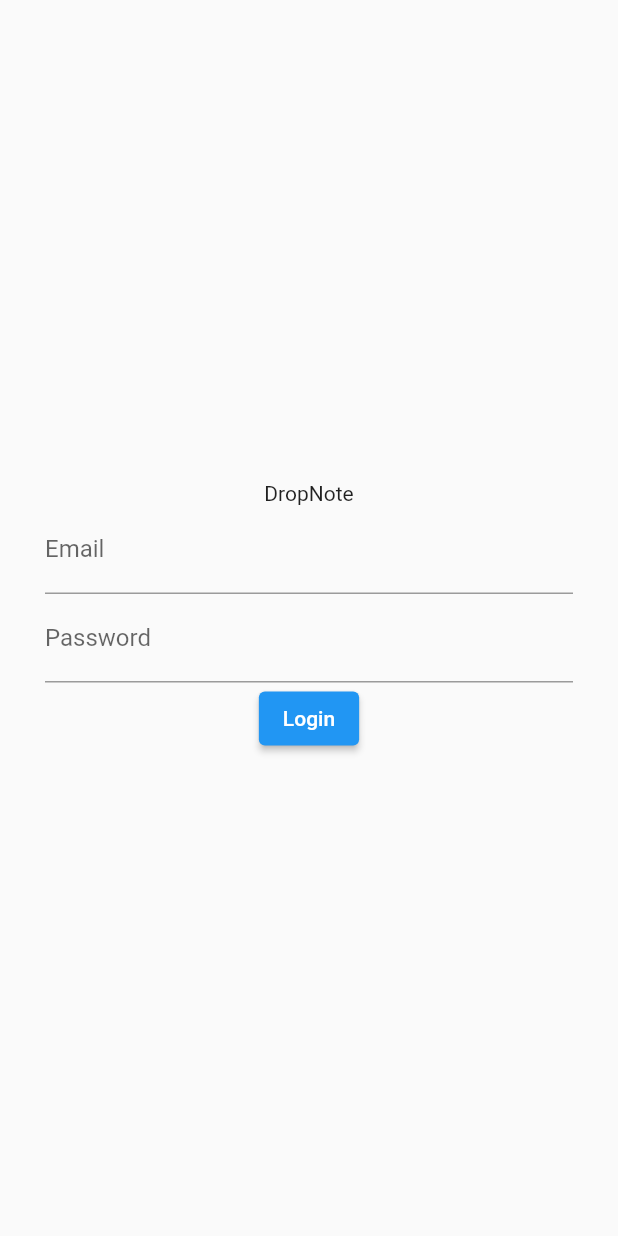
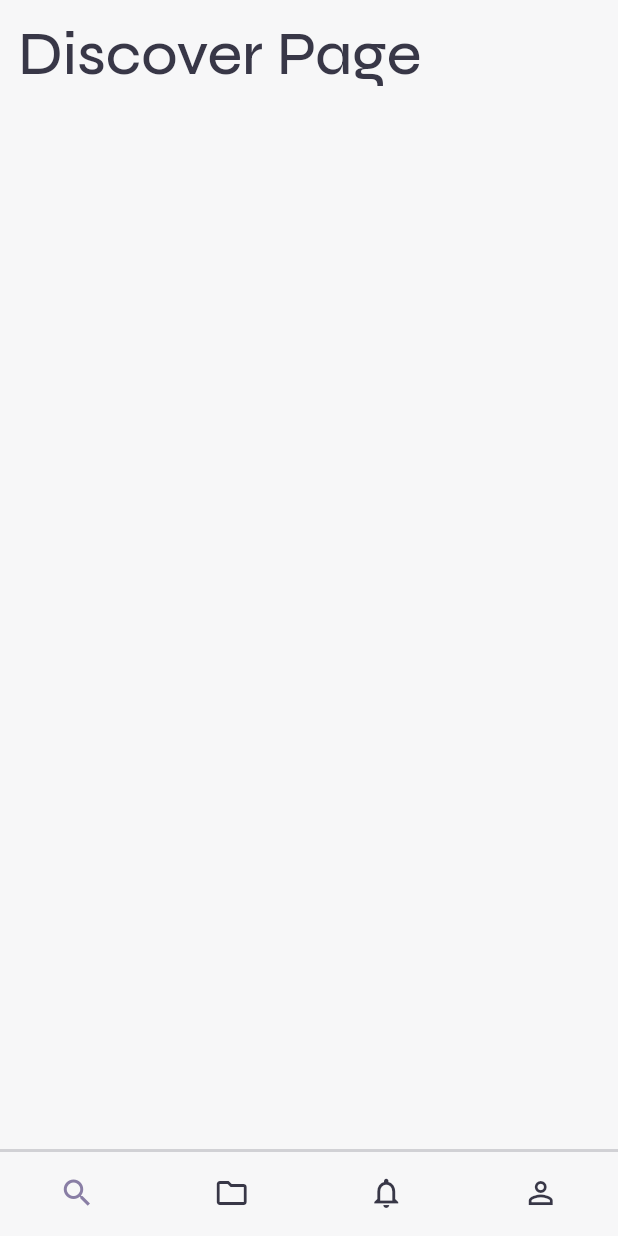
Before and after one commit to zyrrus/dropnote, a Flutter app: the screen it shows after launch, on a phone screen of 412 x 824 dp. Run offline on Flutter 3.47's test engine with Material 2 defaults, Android fonts, the phone set to English and light mode, and no system bars; our stand-ins replace cloud_firestore, firebase_auth, firebase_core, firebase_storage, google_fonts; accounts and stored records are empty.

Commit message:
Implemented Bottom tab Navigation and Themes

```diff
--- a/lib/main.dart
+++ b/lib/main.dart
@@ -1,6 +1,9 @@
 // ignore_for_file: prefer_const_constructors
 
 import 'dart:io';
+
+import 'package:dropnote/pages/core_page.dart';
+import 'package:dropnote/theme.dart';
 
 import 'firebase_options.dart';
 import 'package:firebase_core/firebase_core.dart';
@@ -22,115 +25,25 @@ void main() async {
     _configureFirebaseFirestore();
   }
 
-  runApp(const MyApp());
+  runApp(const DropNoteApp());
 }
 
-class MyApp extends StatefulWidget {
-  const MyApp({super.key});
+class DropNoteApp extends StatefulWidget {
+  const DropNoteApp({super.key});
 
   @override
-  State<MyApp> createState() => _MyAppState();
+  State<DropNoteApp> createState() => _DropNoteAppState();
 }
 
-class _MyAppState extends State<MyApp> {
+class _DropNoteAppState extends State<DropNoteApp> {
   @override
   Widget build(BuildContext context) {
     return MaterialApp(
-      themeMode: ThemeMode.dark,
       debugShowCheckedModeBanner: false,
-      home: StreamBuilder<User?>(
-        stream: FirebaseAuth.instance.authStateChanges(),
-        builder: (BuildContext context, snapshot) {
-          if (snapshot.hasData) {
-            return HomePage();
-          } else {
-            return LoginPage();
-          }
-        },
+      theme: Theme.of(context).copyWith(
+        scaffoldBackgroundColor: DropNote.colors.background,
       ),
-    );
-  }
-}
-
-class LoginPage extends StatefulWidget {
-  const LoginPage({super.key});
-
-  @override
-  State<LoginPage> createState() => _LoginPageState();
-}
-
-class _LoginPageState extends State<LoginPage> {
-  final _emailController = TextEditingController();
-  final _passwordController = TextEditingController();
-
-  @override
-  void dispose() {
-    _emailController.dispose();
-    _passwordController.dispose();
-    super.dispose();
-  }
-
-  Future<void> logIn() async {
-    String email = _emailController.text.trim();
-    String password = _passwordController.text.trim();
-
-    if (email.isNotEmpty && password.isNotEmpty) {
-      FirebaseAuth.instance.signInWithEmailAndPassword(
-        email: email,
-        password: password,
-      );
-    }
-  }
-
-  @override
-  Widget build(BuildContext context) {
-    return Scaffold(
-      body: Container(
-        margin: EdgeInsets.symmetric(horizontal: 30),
-        child: Center(
-          child: Column(
-            mainAxisAlignment: MainAxisAlignment.center,
-            children: [
-              Text("DropNote"),
-              TextField(
-                decoration: InputDecoration(
-                  label: Text("Email"),
-                  hintText: "Enter an email",
-                ),
-                controller: _emailController,
-              ),
-              TextField(
-                decoration: InputDecoration(
-                  label: Text("Password"),
-                  hintText: "Enter a password",
-                ),
-                obscureText: true,
-                controller: _passwordController,
-              ),
-              ElevatedButton(onPressed: logIn, child: Text("Login")),
-            ],
-          ),
-        ),
-      ),
-    );
-  }
-}
-
-class HomePage extends StatelessWidget {
-  const HomePage({super.key});
-
-  @override
-  Widget build(BuildContext context) {
-    return Scaffold(
-      body: Column(
-        mainAxisAlignment: MainAxisAlignment.center,
-        children: [
-          Center(child: Text("Logged in")),
-          ElevatedButton(
-              onPressed: FirebaseAuth.instance.signOut,
-              child: Text("Sign out")),
-        ],
-      ),
+      home: CorePage(),
     );
   }
 }
--- /dev/null
+++ b/lib/pages/core_page.dart
@@ -0,0 +1,50 @@
+import 'package:dropnote/pages/discover_page.dart';
+import 'package:dropnote/pages/documents_page.dart';
+import 'package:dropnote/pages/notification_page.dart';
+import 'package:dropnote/pages/profile_page.dart';
+import 'package:dropnote/pages/test_page.dart';
+import 'package:dropnote/theme.dart';
+import 'package:dropnote/widgets/bottom_tab_navigator.dart';
+import 'package:flutter/material.dart';
+
+class CorePage extends StatefulWidget {
+  const CorePage({super.key});
+
+  @override
+  State<CorePage> createState() => _CorePageState();
+}
+
+class _CorePageState extends State<CorePage> {
+  bool isAutenticated = true;
+  int _selectedPageIndex = 0;
+
+  final List<Widget> _pages = const [
+    DiscoverPage(),
+    DocumentsPage(),
+    NotificationPage(),
+    ProfilePage(),
+  ];
+
+  void changePage(int i) => setState(() => _selectedPageIndex = i);
+
+  @override
+  Widget build(BuildContext context) {
+    return (isAutenticated)
+        ? Scaffold(
+            bottomNavigationBar: BottomTabNavigation(
+              selectedIndex: _selectedPageIndex,
+              onTap: changePage,
+            ),
+            body: SafeArea(
+              child: Padding(
+                padding: const EdgeInsets.fromLTRB(12.0, 12.0, 12.0, 0.0),
+                child: IndexedStack(
+                  index: _selectedPageIndex,
+                  children: _pages,
+                ),
+              ),
+            ),
+          )
+        : TestPage(); // TODO: Login Page
+  }
+}
--- /dev/null
+++ b/lib/pages/discover_page.dart
@@ -0,0 +1,18 @@
+import 'package:dropnote/theme.dart';
+import 'package:flutter/widgets.dart';
+
+class DiscoverPage extends StatelessWidget {
+  const DiscoverPage({super.key});
+
+  @override
+  Widget build(BuildContext context) {
+    return Column(
+      children: [
+        Text(
+          "Discover Page",
+          style: DropNote.textStyles.pageHeader(),
+        )
+      ],
+    );
+  }
+}
--- /dev/null
+++ b/lib/theme.dart
@@ -0,0 +1,29 @@
+// ignore_for_file: library_private_types_in_public_api
+
+import 'package:flutter/widgets.dart';
+import 'package:google_fonts/google_fonts.dart';
+
+class DropNote {
+  static final _Colors colors = _Colors();
+  static final _TextStyles textStyles = _TextStyles();
+}
+
+class _Colors {
+  final Color foreground = const Color(0xff383747);
+  final Color background = const Color(0xffF7F7F8);
+  final Color disabled = const Color(0x33383747);
+  final Color primary = const Color(0xff897EA5);
+  final Color secondary = const Color(0xffCFB9A5);
+}
+
+class _TextStyles {
+  final header = GoogleFonts.syne;
+  final body = GoogleFonts.workSans;
+
+  // === Commonly used text styles =============================================
+  TextStyle pageHeader() => header(
+        color: DropNote.colors.foreground,
+        fontWeight: FontWeight.w500,
+        fontSize: 40.0,
+      );
+}
--- /dev/null
+++ b/lib/widgets/bottom_tab_navigator.dart
@@ -0,0 +1,50 @@
+import 'package:dropnote/theme.dart';
+import 'package:flutter/material.dart';
+
+class BottomTabNavigation extends StatelessWidget {
+  final void Function(int) onTap;
+  final int selectedIndex;
+
+  const BottomTabNavigation({
+    super.key,
+    required this.onTap,
+    required this.selectedIndex,
+  });
+
+  @override
+  Widget build(BuildContext context) {
+    return Container(
+      decoration: BoxDecoration(
+        border: Border(
+          top: BorderSide(
+            width: 2.0,
+            color: DropNote.colors.disabled,
+          ),
+        ),
+      ),
+      child: BottomNavigationBar(
+        backgroundColor: DropNote.colors.background,
+        showUnselectedLabels: false,
+        showSelectedLabels: false,
+        selectedItemColor: DropNote.colors.primary,
+        unselectedItemColor: DropNote.colors.disabled,
+        currentIndex: selectedIndex,
+        type: BottomNavigationBarType.fixed,
+        elevation: 0,
+        onTap: onTap,
+        items: [
+          navItem(Icons.search),
+          navItem(Icons.folder_outlined),
+          navItem(Icons.notifications_outlined),
+          navItem(Icons.person_outline),
+        ],
+      ),
+    );
+  }
+}
+
+BottomNavigationBarItem navItem(IconData icon) => BottomNavigationBarItem(
+      label: "",
+      icon: Icon(icon, color: DropNote.colors.foreground),
+      activeIcon: Icon(icon, color: DropNote.colors.primary),
+    );
```
Also changed, not shown: lib/pages/documents_page.dart (added, +18 -0 lines), lib/pages/notification_page.dart (added, +18 -0 lines), lib/pages/profile_page.dart (added, +19 -0 lines), lib/pages/test_page.dart (added, +18 -0 lines), lib/tmp.dart (added, +85 -0 lines), lib/firebase_options.dart.
